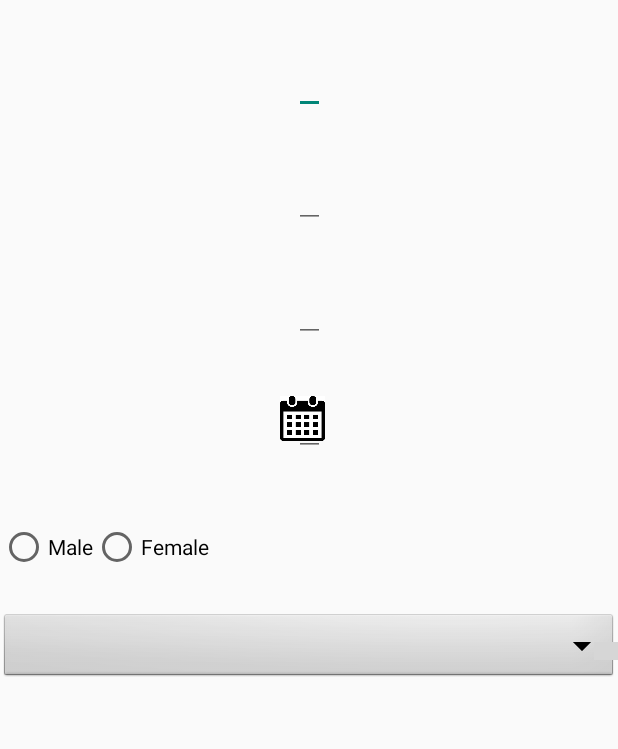
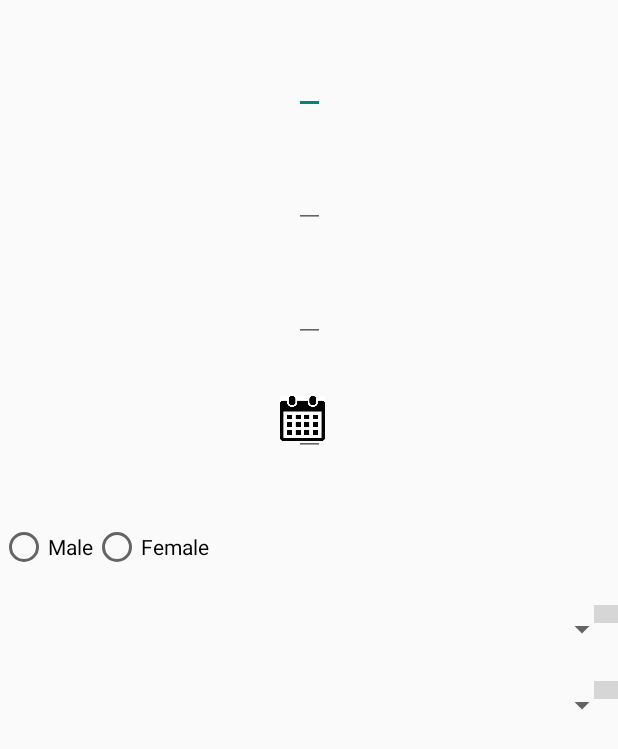
Before and after one commit to jamesbmorris4444/theatreblood, an Android app: the layout donor_screen.xml on its own in the app's theme, with its tools: preview values and no code run, on a phone screen of 412 x 824 dp. Shown: the top 749 px of the screen. Run offline under Robolectric (Android 15) with nearby library versions, the phone set to English and light mode, and no system bars; network calls fail; grey boxes are pictures that could not be loaded.

Commit message:
Initial 23

```diff
--- a/app/src/main/res/layout/donor_screen.xml
+++ b/app/src/main/res/layout/donor_screen.xml
@@ -276,18 +276,17 @@
                     android:id="@+id/abo_rh_dropdown"
                     android:layout_width="match_parent"
                     android:layout_height="wrap_content"
-                    android:background="@android:drawable/btn_dropdown"
                     android:spinnerMode="dropdown"
-                    android:paddingTop="20dp"
+                    android:paddingTop="10dp"
                     app:layout_height_dynamic="@{safeUnbox(uiViewModel.standardEditTextHeight)}"
                     app:layout_marginLeft="@{safeUnbox(uiViewModel.standardLeftAndRightMargin)}"
                     app:layout_marginRight="@{safeUnbox(uiViewModel.standardLeftAndRightMargin)}"
                     app:layout_constraintTop_toBottomOf="@+id/abo_rh_dropdown_label"
-                    app:layout_constraintBottom_toBottomOf="parent"
+                    app:layout_constraintBottom_toTopOf="@+id/military_branch_dropdown_label"
                     app:layout_constraintLeft_toLeftOf="parent"/>
 
             <android.widget.ImageView
-                    android:id="@+id/dropdown_icon"
+                    android:id="@+id/abo_rh_dropdown_icon"
                     android:layout_width="16dp"
                     android:layout_height="12dp"
                     android:src="@drawable/lt_drop_down_arrow"
@@ -300,6 +299,65 @@
 
             <!-- End ABO/Rh DropDown -->
 
+            <!-- Start Military Branch DropDown -->
+
+            <android.widget.TextView
+                    android:id="@+id/military_branch_dropdown_label"
+                    android:layout_width="wrap_content"
+                    android:layout_height="wrap_content"
+                    android:text="@{donorViewModel.hintTextMilitaryBranch}"
+                    android:visibility="@{safeUnbox(donorViewModel.dropdownMilitaryBranchVisibility)}"
+                    android:layout_marginTop="7dp"
+                    android:paddingStart="10dp"
+                    android:paddingEnd="0dp"
+                    app:text_font="@{uiViewModel.editTextDisplayModifyHintTypeface}"
+                    app:text_color="@{uiViewModel.editTextDisplayModifyHintColor}"
+                    app:text_size="@{safeUnbox(uiViewModel.editTextDisplayModifyHintSize)}"
+                    app:layout_marginLeft="@{safeUnbox(uiViewModel.standardLeftAndRightMargin)}"
+                    app:layout_constraintTop_toBottomOf="@+id/abo_rh_dropdown"
+                    app:layout_constraintBottom_toTopOf="@+id/military_branch_dropdown"
+                    app:layout_constraintLeft_toLeftOf="parent" />
+
+            <Spinner
+                    android:id="@+id/military_branch_dropdown"
+                    android:layout_width="match_parent"
+                    android:layout_height="wrap_content"
+                    android:spinnerMode="dropdown"
+                    android:paddingTop="10dp"
+                    app:layout_height_dynamic="@{safeUnbox(uiViewModel.standardEditTextHeight)}"
+                    app:layout_marginLeft="@{safeUnbox(uiViewModel.standardLeftAndRightMargin)}"
+                    app:layout_marginRight="@{safeUnbox(uiViewModel.standardLeftAndRightMargin)}"
+                    app:layout_constraintTop_toBottomOf="@+id/military_branch_dropdown_label"
+                    app:layout_constraintBottom_toTopOf="@+id/spacer"
+                    app:layout_constraintLeft_toLeftOf="parent"/>
+
+            <android.widget.ImageView
+                    android:id="@+id/military_branch_dropdown_icon"
+                    android:layout_width="16dp"
+                    android:layout_height="12dp"
+                    android:src="@drawable/lt_drop_down_arrow"
+                    android:scaleType="fitXY"
+                    android:layout_marginBottom="16dp"
+                    app:layout_marginRight="@{safeUnbox(uiViewModel.standardLeftAndRightMargin)}"
+                    app:layout_constraintBottom_toBottomOf="@+id/military_branch_dropdown"
+                    app:layout_constraintLeft_toLeftOf="@+id/military_branch_dropdown"
+                    app:layout_constraintEnd_toEndOf="@+id/military_branch_dropdown"/>
+
+            <!-- End Military Branch DropDown -->
+
+            <!-- Start Spacer -->
+
+            <View
+                    android:id="@+id/spacer"
+                    android:layout_width="match_parent"
+                    android:layout_height="100dp"
+                    app:layout_constraintTop_toBottomOf="@+id/military_branch_dropdown"
+                    app:layout_constraintBottom_toBottomOf="parent"
+                    app:layout_constraintLeft_toLeftOf="parent"
+                    app:layout_constraintEnd_toEndOf="parent"/>
+
+            <!-- End Spacer -->
+
         </androidx.constraintlayout.widget.ConstraintLayout>
 
     </ScrollView>
```
Also changed, not shown: app/src/main/java/com/fullsekurity/theatreblood/donor/DonorViewModel.kt (+19 -4 lines), app/src/main/res/values/strings.xml (+9 -0 lines).
